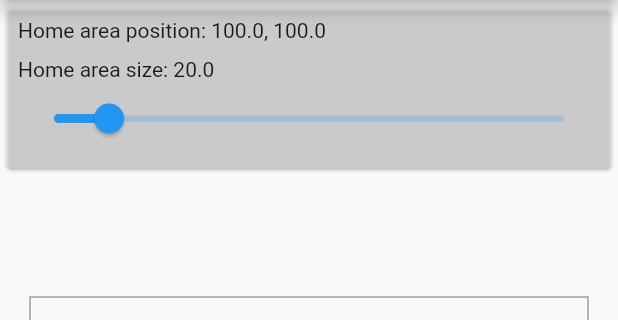
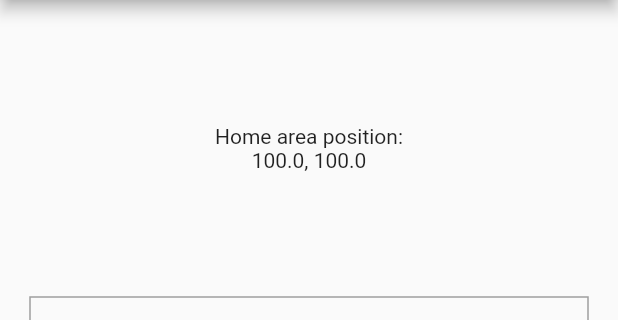
Before and after one commit to LCBC-UiO/flutter_mirrortracing, a Flutter app: the SetSizeScreen screen opened directly, after a tap on the "close" icon, after a tap on "Configure size of shape", after a tap on the "done" icon, on a phone screen of 412 x 824 dp, the part 84-404 px from its top. Run offline on Flutter 3.47's test engine with Material 2 defaults, Android fonts, the phone set to English and light mode, and no system bars; our stand-ins replace shared_preferences; accounts and stored records are empty.

Commit message:
add setting home area start zone

```diff
--- /dev/null
+++ b/lib/scsethomepos.dart
@@ -0,0 +1,99 @@
+import 'package:flutter/cupertino.dart';
+import 'package:flutter/material.dart';
+import 'package:flutter/widgets.dart';
+import 'package:mirrortask/scsethomesize.dart';
+import 'helper.dart';
+import 'scdraw.dart';
+import 'settings.dart';
+import 'scsettings.dart';
+import 'uihomearea.dart';
+
+/*----------------------------------------------------------------------------*/
+
+class SetHomeAreaPositionScreen extends StatefulWidget {
+  @override
+  State<StatefulWidget> createState() => _SetHomeAreaPositionScreenState();
+}
+
+/*----------------------------------------------------------------------------*/
+
+class _SetHomeAreaPositionScreenState extends State<SetHomeAreaPositionScreen> {
+  final double _boxSize = LcSettings().getDouble(LcSettings.RELATIVE_BOX_SIZE_DBL);
+  final double _objSize = LcSettings().getDouble(LcSettings.RELATIVE_OBJECT_SIZE_DBL);
+
+  double _homeX;
+  double _homeY;
+  double _homeInnerRadius;
+  double _homeOuterRadius;
+
+  @override
+  void initState() {
+    super.initState();
+    _homeX = LcSettings().getInt(LcSettings.HOME_POS_X_INT).toDouble();
+    _homeY = LcSettings().getInt(LcSettings.HOME_POS_Y_INT).toDouble();
+    _homeInnerRadius = LcSettings().getInt(LcSettings.HOME_INNER_RADIUS_INT).toDouble();
+    _homeOuterRadius = LcSettings().getInt(LcSettings.HOME_OUTER_RADIUS_INT).toDouble();
+  }
+
+  @override
+  Widget build(BuildContext context) {
+    final double w = MediaQuery.of(context).size.width;
+    return LcScaffold(
+      iconNext: Icon(Icons.done),
+      onNext: () async {
+        await LcSettings().setInt(LcSettings.HOME_POS_X_INT, _homeX.round());
+        await LcSettings().setInt(LcSettings.HOME_POS_Y_INT, _homeY.round());
+        Navigator.of(context).pushReplacement(
+          MaterialPageRoute(
+            builder: (context) => SetHomeAreaSizeScreen(),
+          )
+        );
+      },
+      iconPrev: Icon(Icons.close),
+      onPrev: () {
+        Navigator.of(context).pushReplacement(
+          MaterialPageRoute(
+            builder: (context) => SettingsScreen(),
+          )
+        );
+      },
+      body: Stack(
+        children: <Widget>[
+          DrawScreen.getDrawScreenLayout(
+            top: Center(child: Text("Home area position:\n${_homeX.toStringAsFixed(1)}, ${_homeY.toStringAsFixed(1)}", textAlign: TextAlign.center,)),
+            centerSize: (w * _boxSize).round(),
+            center: GestureDetector(
+              behavior: HitTestBehavior.translucent,
+              onTapDown: (e) {
+                setState(() {
+                  _homeX = e.localPosition.dx;
+                  _homeY = e.localPosition.dy;
+                });
+              },
+              child: Stack(
+                children: [
+                  Center(
+                    child: SizedBox(
+                      width:  w * _boxSize * _objSize,
+                      height: w * _boxSize * _objSize,
+                      child: Image.asset("assets/star2.png"),
+                    )
+                  ),
+                  PositionedHomeArea(
+                    x: _homeX,
+                    y: _homeY,
+                    innerColor: Colors.red.withAlpha(64),
+                    outerColor: Colors.grey.withAlpha(64),
+                    innerRadius: _homeInnerRadius,
+                    outerRadius: _homeOuterRadius,
+                  ),
+                ]
+              )
+            ),
+            bottom: Center(child: Text("Tap screen to change position")),
+          ),
+        ]
+      )
+    );
+  }
+}
--- a/lib/scsethome.dart
+++ b/lib/scsethomesize.dart
@@ -1,3 +1,4 @@
+import 'dart:math';
 import 'package:flutter/cupertino.dart';
 import 'package:flutter/material.dart';
 import 'package:flutter/widgets.dart';
@@ -9,27 +10,29 @@ import 'uihomearea.dart';
 
 /*----------------------------------------------------------------------------*/
 
-class SetHomeScreen extends StatefulWidget {
+class SetHomeAreaSizeScreen extends StatefulWidget {
   @override
-  State<StatefulWidget> createState() => _SetHomeScreenState();
+  State<StatefulWidget> createState() => _SetHomeAreaSizeScreenState();
 }
 
 /*----------------------------------------------------------------------------*/
 
-class _SetHomeScreenState extends State<SetHomeScreen> {
+class _SetHomeAreaSizeScreenState extends State<SetHomeAreaSizeScreen> {
   final double _boxSize = LcSettings().getDouble(LcSettings.RELATIVE_BOX_SIZE_DBL);
   final double _objSize = LcSettings().getDouble(LcSettings.RELATIVE_OBJECT_SIZE_DBL);
 
   double _homeX;
   double _homeY;
-  double _homeRadius;
+  double _homeInnerRadius;
+  double _homeOuterRadius;
 
   @override
   void initState() {
     super.initState();
     _homeX = LcSettings().getInt(LcSettings.HOME_POS_X_INT).toDouble();
     _homeY = LcSettings().getInt(LcSettings.HOME_POS_Y_INT).toDouble();
-    _homeRadius = LcSettings().getInt(LcSettings.HOME_RADIUS_INT).toDouble();
+    _homeInnerRadius = LcSettings().getInt(LcSettings.HOME_INNER_RADIUS_INT).toDouble();
+    _homeOuterRadius = LcSettings().getInt(LcSettings.HOME_OUTER_RADIUS_INT).toDouble();
   }
 
   @override
@@ -38,9 +41,8 @@ class _SetHomeScreenState extends State<SetHomeScreen> {
     return LcScaffold(
       iconNext: Icon(Icons.done),
       onNext: () async {
-        await LcSettings().setInt(LcSettings.HOME_POS_X_INT, _homeX.round());
-        await LcSettings().setInt(LcSettings.HOME_POS_Y_INT, _homeY.round());
-        await LcSettings().setInt(LcSettings.HOME_RADIUS_INT, _homeRadius.round());
+        await LcSettings().setInt(LcSettings.HOME_INNER_RADIUS_INT, _homeInnerRadius.round());
+        await LcSettings().setInt(LcSettings.HOME_OUTER_RADIUS_INT, _homeOuterRadius.round());
         Navigator.of(context).pushReplacement(
           MaterialPageRoute(
             builder: (context) => SettingsScreen(),
@@ -59,15 +61,7 @@ class _SetHomeScreenState extends State<SetHomeScreen> {
         children: <Widget>[
           DrawScreen.getDrawScreenLayout(
             centerSize: (w * _boxSize).round(),
-            center: GestureDetector(
-              behavior: HitTestBehavior.translucent,
-              onTapDown: (e) {
-                setState(() {
-                  _homeX = e.localPosition.dx;
-                  _homeY = e.localPosition.dy;
-                });
-              },
-              child: Stack(
+            center: Stack(
               children: [
                 Center(
                   child: SizedBox(
@@ -79,11 +73,12 @@ class _SetHomeScreenState extends State<SetHomeScreen> {
                 PositionedHomeArea(
                   x: _homeX,
                   y: _homeY,
-                    color: Colors.red.withAlpha(64),
-                    radius: _homeRadius,
+                  innerColor: Colors.red.withAlpha(64),
+                  outerColor: Colors.grey.withAlpha(64),
+                  innerRadius: _homeInnerRadius,
+                  outerRadius: _homeOuterRadius,
                 ),
               ]
-              )
             ),
             bottom: Center(child: Text("Tap screen to change position")),
           ),
@@ -105,9 +100,7 @@ class _SetHomeScreenState extends State<SetHomeScreen> {
           mainAxisSize: MainAxisSize.min,
           crossAxisAlignment: CrossAxisAlignment.start,
           children: <Widget>[
-            Text("Home area position: ${_homeX.toStringAsFixed(1)}, ${_homeY.toStringAsFixed(1)}"),
-            divy_1,
-            Text("Home area size: ${_homeRadius.toStringAsFixed(1)}"),
+            Text("Home area size: ${_homeInnerRadius.toStringAsFixed(1)}"),
             SizedBox(
               height: 50,
               child: Slider(
@@ -115,10 +108,26 @@ class _SetHomeScreenState extends State<SetHomeScreen> {
                 max: 1 * w * _boxSize / 2,
                 onChanged: (v) {
                   setState(() {
-                    _homeRadius = v;
+                    _homeInnerRadius = v;
+                    _homeOuterRadius = max(_homeOuterRadius, _homeInnerRadius);
                   });
                 },
-                value: _homeRadius,
+                value: _homeInnerRadius,
+              ),
+            ),
+            divy_1,
+            Text("Start zone size: ${_homeOuterRadius.toStringAsFixed(1)}"),
+            SizedBox(
+              height: 50,
+              child: Slider(
+                min: _homeInnerRadius,
+                max: 1 * w * _boxSize / 2,
+                onChanged: (v) {
+                  setState(() {
+                    _homeOuterRadius = v;
+                  });
+                },
+                value: max(_homeOuterRadius, _homeInnerRadius),
               ),
             ),
           ],
--- a/lib/scsetsize.dart
+++ b/lib/scsetsize.dart
@@ -4,7 +4,7 @@ import 'package:flutter/widgets.dart';
 import 'scsettings.dart';
 import 'helper.dart';
 import 'scdraw.dart';
-import 'scsethome.dart';
+import 'scsethomepos.dart';
 import 'settings.dart';
 
 /*----------------------------------------------------------------------------*/
@@ -37,7 +37,7 @@ class _SetSizeScreenState extends State<SetSizeScreen> {
         await LcSettings().setDouble(LcSettings.RELATIVE_OBJECT_SIZE_DBL, _objSize);
         Navigator.of(context).pushReplacement(
           MaterialPageRoute(
-            builder: (context) => SetHomeScreen(),
+            builder: (context) => SetHomeAreaPositionScreen(),
           )
         );
       },
--- a/lib/scsettings.dart
+++ b/lib/scsettings.dart
@@ -1,7 +1,7 @@
 import 'package:flutter/cupertino.dart';
 import 'package:flutter/material.dart';
 import 'package:mirrortask/helper.dart';
-import 'package:mirrortask/scsethome.dart';
+import 'package:mirrortask/scsethomepos.dart';
 import 'package:mirrortask/settings.dart';
 
 import 'scsetsize.dart';
@@ -42,7 +42,7 @@ class _SettingsScreenState extends State<SettingsScreen> {
               () {
                 Navigator.of(context).pushReplacement(
                   MaterialPageRoute(
-                    builder: (context) => SetHomeScreen(),
+                    builder: (context) => SetHomeAreaPositionScreen(),
                   )
                 );
               }
--- a/lib/settings.dart
+++ b/lib/settings.dart
@@ -13,7 +13,8 @@ class LcSettings {
   static const String SCREEN_WIDTH_CM_DBL      = "SCREEN_SIZE_CM_DBL";
   static const String HOME_POS_X_INT           = "HOME_POS_X_INT";
   static const String HOME_POS_Y_INT           = "HOME_POS_Y_INT";
-  static const String HOME_RADIUS_INT          = "HOME_RADIUS_INT";
+  static const String HOME_INNER_RADIUS_INT    = "HOME_INNER_RADIUS_INT";
+  static const String HOME_OUTER_RADIUS_INT    = "HOME_OUTER_RADIUS_INT";
 
 
   SharedPreferences _prefs;
@@ -29,7 +30,8 @@ class LcSettings {
     await _initValueInt(NETTSKJEMA_ID_INT,   -1);
     await _initValueInt(HOME_POS_X_INT,   100);
     await _initValueInt(HOME_POS_Y_INT,   100);
-    await _initValueInt(HOME_RADIUS_INT,  20);
+    await _initValueInt(HOME_INNER_RADIUS_INT,  20);
+    await _initValueInt(HOME_OUTER_RADIUS_INT,  50);
     _keys.add(SCREEN_WIDTH_CM_DBL);
   }
 
--- a/lib/uihomearea.dart
+++ b/lib/uihomearea.dart
@@ -2,26 +2,38 @@
 
 
 import 'package:flutter/cupertino.dart';
+import 'package:flutter/material.dart';
 
 class PositionedHomeArea extends StatelessWidget {
   final double x;
   final double y;
-  final Color color;
-  final double radius;
+  final Color innerColor;
+  final Color outerColor;
+  final double innerRadius;
+  final double outerRadius;
 
   PositionedHomeArea({
     @required this.x,
     @required this.y,
-    @required this.color,
-    @required this.radius,
-  });
+    innerColor,
+    this.outerColor = Colors.transparent,
+    @required this.innerRadius,
+    @required this.outerRadius,
+  }) : this.innerColor = innerColor ?? Colors.green.withAlpha(64);
 
   @override
   Widget build(BuildContext context) {
     return Positioned(
       left: x,
       top: y,
-      child: CustomPaint(painter: _FinishAreaCircle(width: radius, color: color)),
+      child: Stack(
+        alignment: Alignment.center,
+        children: <Widget>[
+          CustomPaint(painter: _FinishAreaCircle(width: innerRadius, color: innerColor)),
+          CustomPaint(painter: _FinishAreaCircle(width: outerRadius, color: outerColor)),
+        ],
+      )
+
     );
   }}
 
```
Also changed, not shown: lib/scdraw.dart (+19 -6 lines). Lines whose indentation alone changed are shown as unchanged.
